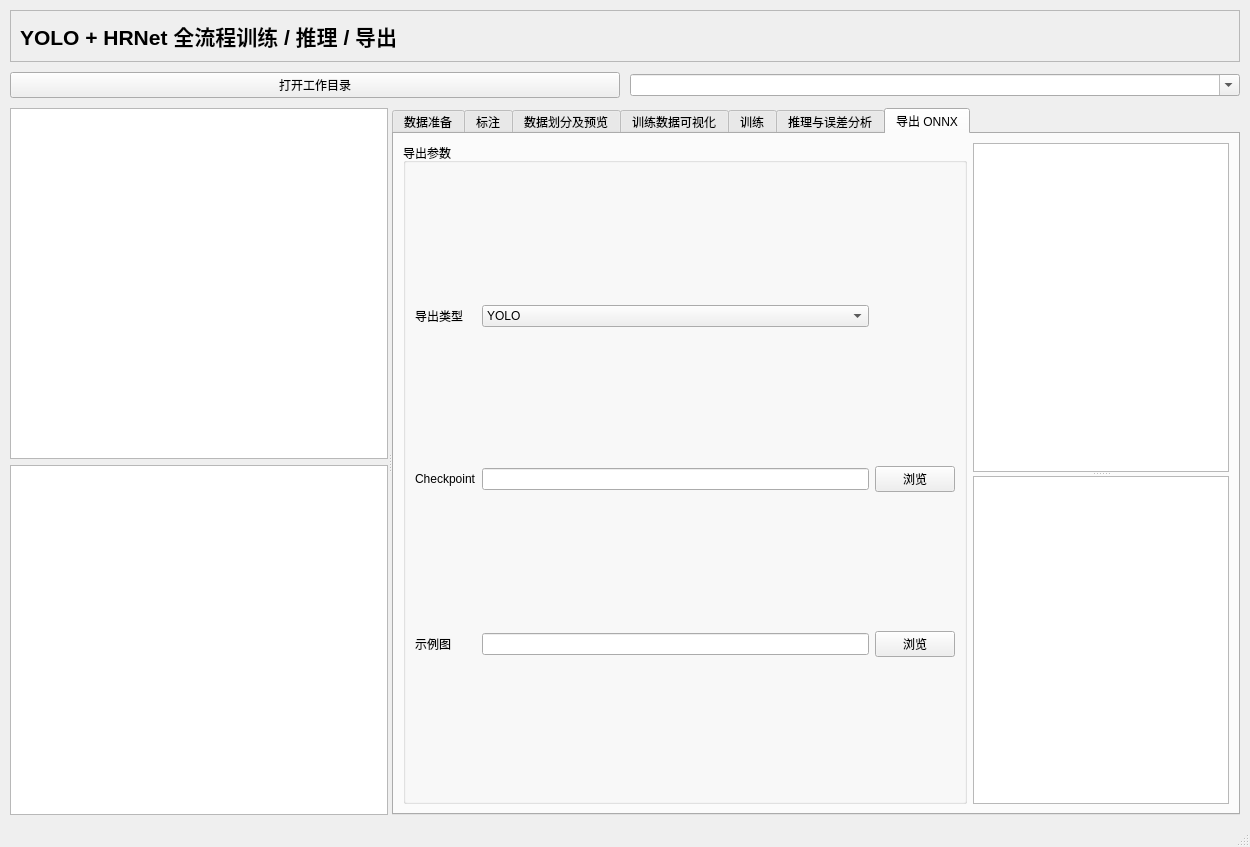
Before: the Qt Designer form VisualTrainFactory.ui in qiangzhang-ebots/VisualTrainFactory, drawn with Qt 5.
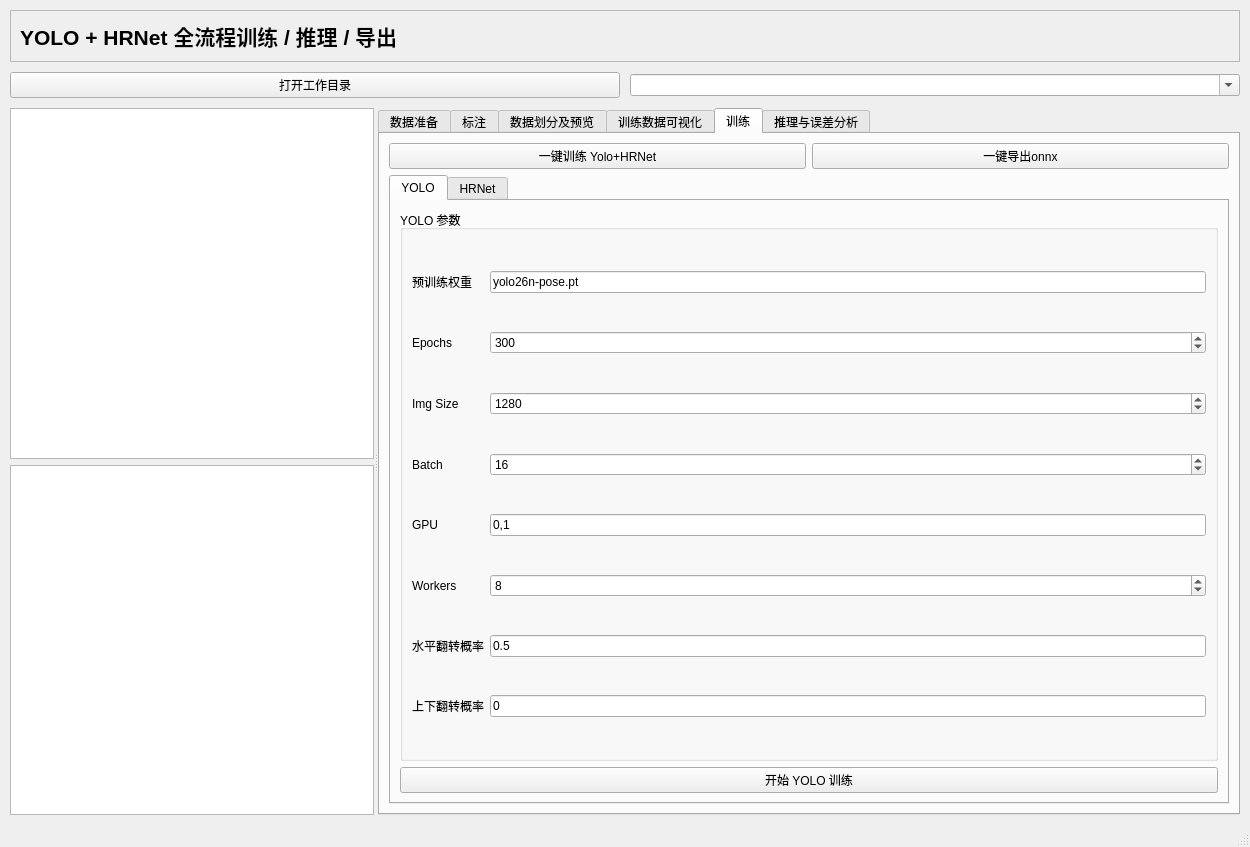
After: the same form once the commit is applied. The open tabs and pages were chosen to show the change.

Commit message: 能够统计训练误差

The edit to the form file:
```diff
--- a/VisualTrainFactory.ui
+++ b/VisualTrainFactory.ui
@@ -279,6 +279,12 @@
     </item>
     <item>
      <widget class="QSplitter" name="qsplitter">
+      <property name="sizePolicy">
+       <sizepolicy hsizetype="Expanding" vsizetype="Expanding">
+        <horstretch>0</horstretch>
+        <verstretch>0</verstretch>
+       </sizepolicy>
+      </property>
       <property name="orientation">
        <enum>Qt::Horizontal</enum>
       </property>
@@ -303,8 +309,14 @@
        </layout>
       </widget>
       <widget class="QTabWidget" name="tabWidgetMain">
+       <property name="sizePolicy">
+        <sizepolicy hsizetype="Expanding" vsizetype="Expanding">
+         <horstretch>0</horstretch>
+         <verstretch>0</verstretch>
+        </sizepolicy>
+       </property>
        <property name="currentIndex">
-        <number>5</number>
+        <number>4</number>
        </property>
        <widget class="QWidget" name="tabDataPrepare">
         <attribute name="title">
@@ -413,7 +425,7 @@
                 <item>
                  <widget class="QTabWidget" name="tabWidgetPreviewConfig">
                   <property name="currentIndex">
-                   <number>0</number>
+                   <number>1</number>
                   </property>
                   <widget class="QWidget" name="tabPreviewSplitMode">
                    <attribute name="title">
@@ -655,7 +667,25 @@
         <attribute name="title">
          <string>训练</string>
         </attribute>
-        <layout class="QHBoxLayout" name="horizontalLayout_train">
+        <layout class="QVBoxLayout" name="verticalLayout_4">
+         <item>
+          <layout class="QHBoxLayout" name="horizontalLayout_7">
+           <item>
+            <widget class="QPushButton" name="trainYoloHRNetBtn">
+             <property name="text">
+              <string>一键训练 Yolo+HRNet</string>
+             </property>
+            </widget>
+           </item>
+           <item>
+            <widget class="QPushButton" name="exportOnnxBtn">
+             <property name="text">
+              <string>一键导出onnx</string>
+             </property>
+            </widget>
+           </item>
+          </layout>
+         </item>
          <item>
           <widget class="QTabWidget" name="tabWidgetTrainTypes">
            <property name="currentIndex">
@@ -985,9 +1015,43 @@
             <attribute name="title">
              <string>批量推理</string>
             </attribute>
-            <layout class="QHBoxLayout" name="horizontalLayout_9">
+            <layout class="QVBoxLayout" name="verticalLayout_batchInferTab">
+             <property name="spacing">
+              <number>0</number>
+             </property>
+             <property name="leftMargin">
+              <number>0</number>
+             </property>
+             <property name="topMargin">
+              <number>0</number>
+             </property>
+             <property name="rightMargin">
+              <number>0</number>
+             </property>
+             <property name="bottomMargin">
+              <number>0</number>
+             </property>
              <item>
-              <widget class="QGroupBox" name="groupBox_2">
+              <widget class="QSplitter" name="batchInferSplitter">
+               <property name="sizePolicy">
+                <sizepolicy hsizetype="Expanding" vsizetype="Expanding">
+                 <horstretch>0</horstretch>
+                 <verstretch>0</verstretch>
+                </sizepolicy>
+               </property>
+               <property name="orientation">
+                <enum>Qt::Horizontal</enum>
+               </property>
+               <property name="childrenCollapsible">
+                <bool>false</bool>
+               </property>
+               <widget class="QGroupBox" name="batchInferSettingGroupBox">
+                <property name="minimumSize">
+                 <size>
+                  <width>280</width>
+                  <height>0</height>
+                 </size>
+                </property>
                <property name="title">
                 <string>批量推理设置</string>
                </property>
@@ -1058,9 +1122,7 @@
                 </item>
                </layout>
               </widget>
-             </item>
-             <item>
-              <widget class="QGroupBox" name="groupBox">
+               <widget class="QGroupBox" name="visualErrGroupBox">
                <property name="minimumSize">
                 <size>
                  <width>400</width>
@@ -1070,28 +1132,8 @@
                <property name="title">
                 <string>误差可视化</string>
                </property>
-               <layout class="QVBoxLayout" name="verticalLayout_errorVis">
-                <item>
-                 <widget class="QLabel" name="labelErrorVisPlaceholder">
-                  <property name="text">
-                   <string>误差可视化将在此处显示</string>
-                  </property>
-                  <property name="alignment">
-                   <set>Qt::AlignCenter</set>
-                  </property>
-                 </widget>
-                </item>
-                <item>
-                 <widget class="QGraphicsView" name="errorVisView">
-                  <property name="minimumSize">
-                   <size>
-                    <width>360</width>
-                    <height>240</height>
-                   </size>
-                  </property>
-                 </widget>
-                </item>
-               </layout>
+                <layout class="QVBoxLayout" name="verticalLayout_errorVis"/>
+               </widget>
               </widget>
              </item>
             </layout>
@@ -1105,86 +1147,6 @@
          </item>
         </layout>
        </widget>
-       <widget class="QWidget" name="tabExport">
-        <attribute name="title">
-         <string>导出 ONNX</string>
-        </attribute>
-        <layout class="QHBoxLayout" name="horizontalLayout_export">
-         <item>
-          <widget class="QGroupBox" name="groupExportConfig">
-           <property name="title">
-            <string>导出参数</string>
-           </property>
-           <layout class="QGridLayout" name="gridLayout_exportConfig">
-            <item row="0" column="0">
-             <widget class="QLabel" name="labelExportType">
-              <property name="text">
-               <string>导出类型</string>
-              </property>
-             </widget>
-            </item>
-            <item row="0" column="1">
-             <widget class="QComboBox" name="comboBoxExportType">
-              <item>
-               <property name="text">
-                <string>YOLO</string>
-               </property>
-              </item>
-              <item>
-               <property name="text">
-                <string>HRNet</string>
-               </property>
-              </item>
-             </widget>
-            </item>
-            <item row="1" column="0">
-             <widget class="QLabel" name="labelExportCheckpoint">
-              <property name="text">
-               <string>Checkpoint</string>
-              </property>
-             </widget>
-            </item>
-            <item row="1" column="1">
-             <widget class="QLineEdit" name="lineEditExportCheckpoint"/>
-            </item>
-            <item row="1" column="2">
-             <widget class="QPushButton" name="pushButtonBrowseExportCheckpoint">
-              <property name="text">
-               <string>浏览</string>
-              </property>
-             </widget>
-            </item>
-            <item row="2" column="0">
-             <widget class="QLabel" name="labelExportImage">
-              <property name="text">
-               <string>示例图</string>
-              </property>
-             </widget>
-            </item>
-            <item row="2" column="1">
-             <widget class="QLineEdit" name="lineEditExportImage"/>
-            </item>
-            <item row="2" column="2">
-             <widget class="QPushButton" name="pushButtonBrowseExportImage">
-              <property name="text">
-               <string>浏览</string>
-              </property>
-             </widget>
-            </item>
-           </layout>
-          </widget>
-         </item>
-         <item>
-          <widget class="QSplitter" name="splitterExportRight">
-           <property name="orientation">
-            <enum>Qt::Vertical</enum>
-           </property>
-           <widget class="QTextBrowser" name="textBrowserExportResult"/>
-           <widget class="QListWidget" name="listWidgetExportArtifacts"/>
-          </widget>
-         </item>
-        </layout>
-       </widget>
       </widget>
      </widget>
     </item>
```
Lines whose indentation alone changed are shown as unchanged. The commit also changes 2 other files.
